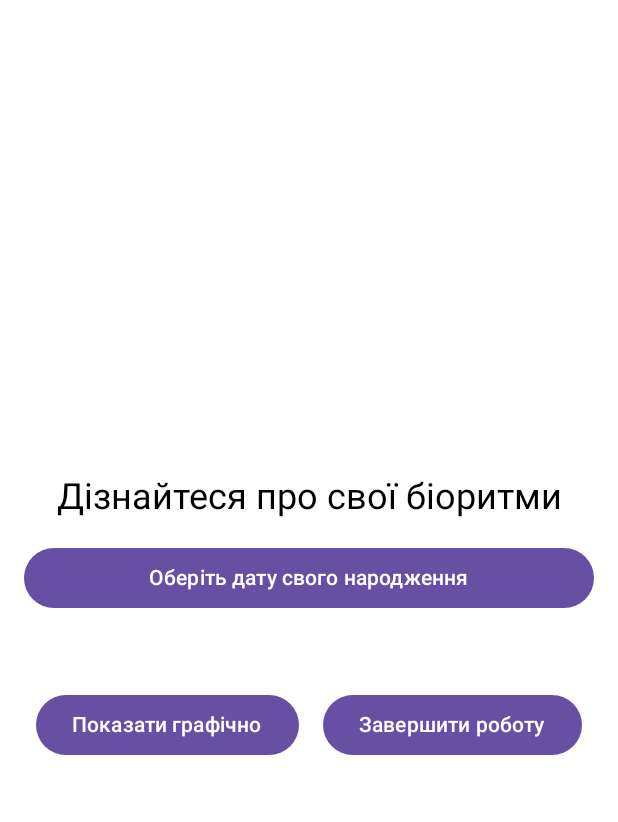
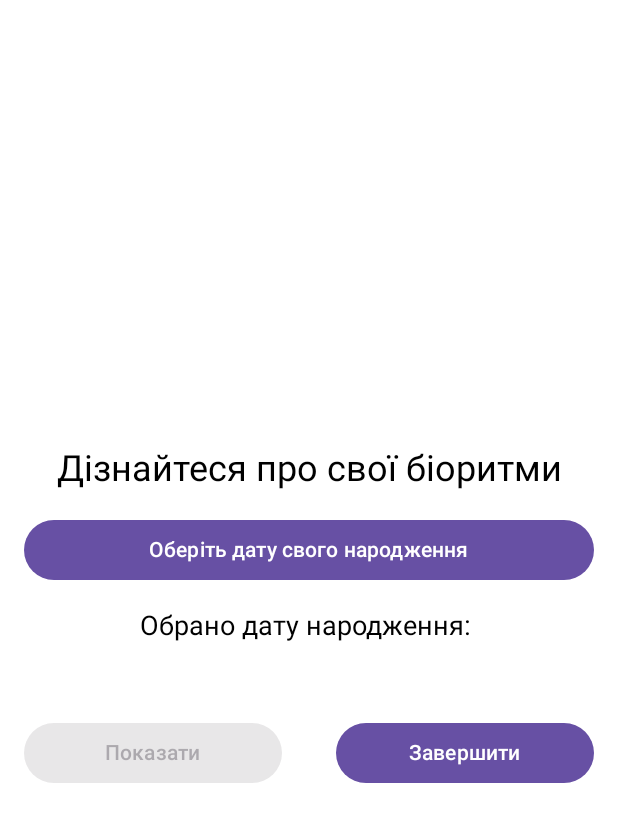
Before and after one commit to YashnevAlexander/Biorhythms, an Android app built with Jetpack Compose: the composable MainScreen shown on its own in the app's theme, on a phone screen of 412 x 824 dp. Shown: the top 822 px of the screen. Run offline under Robolectric (Android 15) with nearby library versions, the phone set to English and light mode, and no system bars; libraries missing offline, so code that uses them is left out: co.yml.charts; 3 statements that could not run were skipped.

```diff
--- a/app/src/main/java/com/biorhythms/BiorhythmsView.kt
+++ b/app/src/main/java/com/biorhythms/BiorhythmsView.kt
@@ -7,6 +7,7 @@ import androidx.compose.foundation.layout.*
 import androidx.compose.material3.Button
 import androidx.compose.material3.Text
 import androidx.compose.runtime.*
+import androidx.compose.runtime.saveable.rememberSaveable
 import androidx.compose.ui.Alignment
 import androidx.compose.ui.Modifier
 import androidx.compose.ui.platform.LocalContext
@@ -21,10 +22,11 @@ import java.util.*
 @Composable
 fun BiorhythmsView(navController: NavController, viewModel: MyViewModel) {
     val context = LocalContext.current
-    var selectedDate by remember { mutableStateOf(viewModel.dataForGraph.dob) }
+    var selectedDate by rememberSaveable { mutableStateOf<LocalDate?>(viewModel.dataForGraph.dob.takeIf { it != LocalDate.now() }) }
     val calendarMaxD = Calendar.getInstance()
     calendarMaxD.add(Calendar.DAY_OF_YEAR, -10)
     val maxDate = calendarMaxD.timeInMillis
+
     Column(
         modifier = Modifier
             .fillMaxSize()
@@ -43,7 +45,7 @@ fun BiorhythmsView(navController: NavController, viewModel: MyViewModel) {
                     context,
                     { _: DatePicker, year: Int, month: Int, dayOfMonth: Int ->
                         selectedDate = LocalDate.of(year, month + 1, dayOfMonth)
-                        viewModel.updateDate(selectedDate)
+                        viewModel.updateDate(selectedDate!!)
                     },
                     calendar.get(Calendar.YEAR),
                     calendar.get(Calendar.MONTH),
@@ -57,19 +59,33 @@ fun BiorhythmsView(navController: NavController, viewModel: MyViewModel) {
             Text("Оберіть дату свого народження")
         }
 
+        Spacer(modifier = Modifier.height(16.dp))
+
+        Text(text = "Обрано дату народження: ${selectedDate ?: ""}", fontSize = 18.sp)
+
         Spacer(modifier = Modifier.height(50.dp))
 
         Row(
             horizontalArrangement = Arrangement.SpaceAround,
             modifier = Modifier.fillMaxWidth()
         ) {
-            Button(onClick = { navController.navigate("biorhythms_draw") }) {
-                Text("Показати графічно")
+            Button(
+                onClick = {
+                    navController.navigate("biorhythms_draw")
+                },
+                enabled = selectedDate != null,
+                modifier = Modifier.weight(1f)
+            ) {
+                Text("Показати")
             }
-            Button(onClick = {
-                (context as? Activity)?.finish()
-            }) {
-                Text("Завершити роботу")
+            Spacer(modifier = Modifier.width(36.dp))
+            Button(
+                onClick = {
+                    (context as? Activity)?.finish()
+                },
+                modifier = Modifier.weight(1f)
+            ) {
+                Text("Завершити")
             }
         }
     }
--- a/app/src/main/java/com/biorhythms/ui/theme/Color.kt
+++ b/app/src/main/java/com/biorhythms/ui/theme/Color.kt
@@ -1,11 +1,52 @@
 package com.biorhythms.ui.theme
 
+import androidx.compose.runtime.getValue
+import androidx.compose.runtime.mutableStateOf
+import androidx.compose.runtime.setValue
+import androidx.compose.runtime.staticCompositionLocalOf
 import androidx.compose.ui.graphics.Color
 
-val Purple80 = Color(0xFFD0BCFF)
-val PurpleGrey80 = Color(0xFFCCC2DC)
-val Pink80 = Color(0xFFEFB8C8)
+class YChartsColors(
+    background: Color,
+    primary: Color,
+    text: Color,
+    button: Color
+) {
 
-val Purple40 = Color(0xFF6650a4)
-val PurpleGrey40 = Color(0xFF625b71)
-val Pink40 = Color(0xFF7D5260)
+    var background by mutableStateOf(background)
+        private set
+    var primary by mutableStateOf(primary)
+        private set
+    var text by mutableStateOf(text)
+        private set
+    var button by mutableStateOf(button)
+        private set
+}
+
+fun lightColors(
+    background: Color = Color.White,
+    primary: Color = Color.White,
+    text: Color = Color.White,
+    button: Color = DarkGrey
+): YChartsColors = YChartsColors(
+    background,
+    primary,
+    text,
+    button
+)
+
+fun darkColors(
+    background: Color = DarkGrey,
+    primary: Color = DarkGrey,
+    text: Color = DarkGrey,
+    button: Color = Color.White
+): YChartsColors = YChartsColors(
+    background,
+    primary,
+    text,
+    button
+)
+
+val DarkGrey = Color(0xFF0F0F0F)
+
+val LocalColors = staticCompositionLocalOf { lightColors() }
--- /dev/null
+++ b/app/src/main/java/com/biorhythms/ui/theme/Shape.kt
@@ -0,0 +1,13 @@
+package com.biorhythms.ui.theme
+
+import androidx.compose.foundation.shape.RoundedCornerShape
+import androidx.compose.runtime.staticCompositionLocalOf
+import androidx.compose.ui.unit.dp
+
+data class YChartsShapes(
+    val small: RoundedCornerShape = RoundedCornerShape(4.dp),
+    val medium: RoundedCornerShape = RoundedCornerShape(8.dp),
+    val large: RoundedCornerShape = RoundedCornerShape(0.dp)
+)
+
+internal val LocalShapes = staticCompositionLocalOf { YChartsShapes() }
--- a/app/src/main/java/com/biorhythms/ui/theme/Theme.kt
+++ b/app/src/main/java/com/biorhythms/ui/theme/Theme.kt
@@ -1,57 +1,56 @@
 package com.biorhythms.ui.theme
 
-//import android.os.Build
-//import androidx.compose.foundation.isSystemInDarkTheme
-//import androidx.compose.material3.MaterialTheme
-//import androidx.compose.material3.darkColorScheme
-//import androidx.compose.material3.dynamicDarkColorScheme
-//import androidx.compose.material3.dynamicLightColorScheme
-//import androidx.compose.material3.lightColorScheme
-//import androidx.compose.runtime.Composable
-//import androidx.compose.ui.platform.LocalContext
-//
-//private val DarkColorScheme = darkColorScheme(
-//    primary = Purple80,
-//    secondary = PurpleGrey80,
-//    tertiary = Pink80
-//)
-//
-//private val LightColorScheme = lightColorScheme(
-//    primary = Purple40,
-//    secondary = PurpleGrey40,
-//    tertiary = Pink40
-//
-//    /* Other default colors to override
-//    background = Color(0xFFFFFBFE),
-//    surface = Color(0xFFFFFBFE),
-//    onPrimary = Color.White,
-//    onSecondary = Color.White,
-//    onTertiary = Color.White,
-//    onBackground = Color(0xFF1C1B1F),
-//    onSurface = Color(0xFF1C1B1F),
-//    */
-//)
-//
-//@Composable
-//fun BiorhythmsTheme(
-//    darkTheme: Boolean = isSystemInDarkTheme(),
-//    // Dynamic color is available on Android 12+
-//    dynamicColor: Boolean = true,
-//    content: @Composable () -> Unit
-//) {
-//    val colorScheme = when {
-//        dynamicColor && Build.VERSION.SDK_INT >= Build.VERSION_CODES.S -> {
-//            val context = LocalContext.current
-//            if (darkTheme) dynamicDarkColorScheme(context) else dynamicLightColorScheme(context)
-//        }
-//
-//        darkTheme -> DarkColorScheme
-//        else -> LightColorScheme
-//    }
-//
-//    MaterialTheme(
-//        colorScheme = colorScheme,
-//        typography = Typography,
-//        content = content
-//    )
-//}
+import androidx.compose.foundation.isSystemInDarkTheme
+import androidx.compose.runtime.Composable
+import androidx.compose.runtime.CompositionLocalProvider
+import androidx.compose.runtime.ReadOnlyComposable
+import androidx.compose.ui.graphics.Color
+
+private val DarkColorPalette = darkColors(
+    background = DarkGrey,
+    primary = DarkGrey,
+    text = DarkGrey,
+    button = Color.White
+)
+
+private val LightColorPalette = lightColors(
+    background = Color.White,
+    primary = Color.White,
+    text = Color.White,
+    button = DarkGrey
+)
+
+object YChartsTheme {
+
+    val colors: YChartsColors
+        @Composable
+        @ReadOnlyComposable
+        get() = LocalColors.current
+
+    val typography: YChartsTypography
+        @Composable
+        @ReadOnlyComposable
+        get() = LocalTypography.current
+
+    val shapes: YChartsShapes
+        @Composable
+        @ReadOnlyComposable
+        get() = LocalShapes.current
+}
+
+@Composable
+fun YChartsTheme(
+    darkTheme: Boolean = isSystemInDarkTheme(),
+    typography: YChartsTypography = YChartsTheme.typography,
+    shapes: YChartsShapes = YChartsTheme.shapes,
+    content: @Composable () -> Unit
+) {
+    val colors = if (darkTheme) DarkColorPalette else LightColorPalette
+    CompositionLocalProvider(
+        LocalColors provides colors,
+        LocalShapes provides shapes,
+        LocalTypography provides typography
+    ) {
+        content()
+    }
+}
--- a/app/src/main/java/com/biorhythms/ui/theme/Type.kt
+++ b/app/src/main/java/com/biorhythms/ui/theme/Type.kt
@@ -1,34 +1,21 @@
 package com.biorhythms.ui.theme
 
-import androidx.compose.material3.Typography
+import androidx.compose.runtime.staticCompositionLocalOf
 import androidx.compose.ui.text.TextStyle
-import androidx.compose.ui.text.font.FontFamily
 import androidx.compose.ui.text.font.FontWeight
 import androidx.compose.ui.unit.sp
 
-// Set of Material typography styles to start with
-val Typography = Typography(
-    bodyLarge = TextStyle(
-        fontFamily = FontFamily.Default,
+data class YChartsTypography(
+    val header: TextStyle = TextStyle(
+        fontWeight = FontWeight.Medium,
+        fontSize = 24.sp,
+        letterSpacing = 0.15.sp
+    ),
+    val button: TextStyle = TextStyle(
         fontWeight = FontWeight.Normal,
         fontSize = 16.sp,
-        lineHeight = 24.sp,
-        letterSpacing = 0.5.sp
+        letterSpacing = 0.25.sp
     )
-    /* Other default text styles to override
-    titleLarge = TextStyle(
-        fontFamily = FontFamily.Default,
-        fontWeight = FontWeight.Normal,
-        fontSize = 22.sp,
-        lineHeight = 28.sp,
-        letterSpacing = 0.sp
-    ),
-    labelSmall = TextStyle(
-        fontFamily = FontFamily.Default,
-        fontWeight = FontWeight.Medium,
-        fontSize = 11.sp,
-        lineHeight = 16.sp,
-        letterSpacing = 0.5.sp
-    )
-    */
 )
+
+internal val LocalTypography = staticCompositionLocalOf { YChartsTypography() }
```
Also changed, not shown: app/src/main/java/com/biorhythms/BiorhythmsDraw.kt (+52 -35 lines), app/src/main/java/com/biorhythms/MyViewModel.kt (+10 -3 lines), app/src/main/res/values/colors.xml (+1 -6 lines), app/src/main/res/values/strings.xml (+37 -0 lines).
